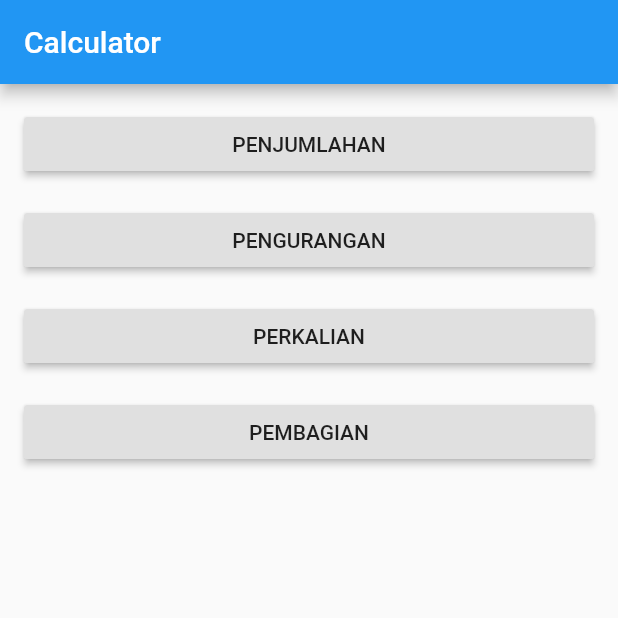
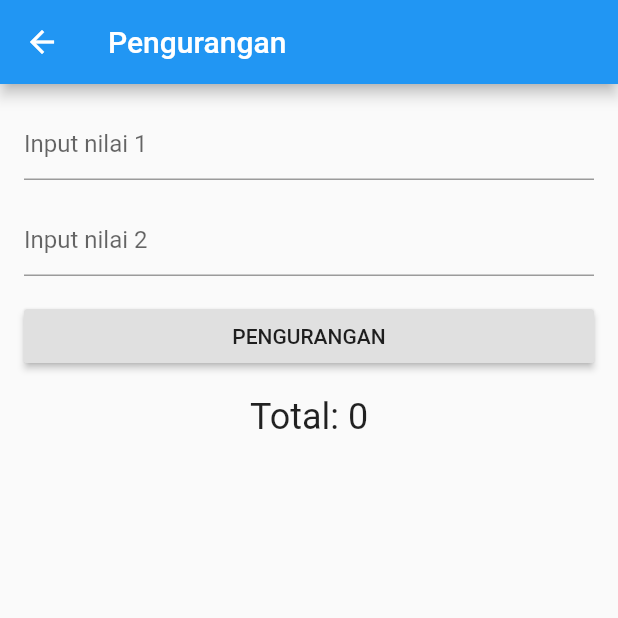
Before and after one commit to CoderJava/Calculator-App-Flutter, a Flutter app: the screen it shows after launch, after a tap on "PENGURANGAN", on a phone screen of 412 x 824 dp, the top half of it. Run offline on Flutter 3.47's test engine with Material 2 defaults, Android fonts, the phone set to English and light mode, and no system bars.

Commit message:
Add feature subtract, multiplication, and divide

```diff
--- a/lib/main.dart
+++ b/lib/main.dart
@@ -1,4 +1,4 @@
-import 'package:calculator_app/penjumlahan.dart';
+import 'package:calculator_app/perhitungan.dart';
 import 'package:flutter/material.dart';
 
 void main() => runApp(MainApp());
@@ -33,8 +33,10 @@ class HomeApp extends StatelessWidget {
                 ),
                 onPressed: () {
                   print("Button penjumlahan was tapped!");
-                  Navigator.push(context,
-                      MaterialPageRoute(builder: (context) => Penjumlahan()));
+                  Navigator.push(
+                      context,
+                      MaterialPageRoute(
+                          builder: (context) => Perhitungan("penjumlahan")));
                 },
               ),
             ),
@@ -49,6 +51,10 @@ class HomeApp extends StatelessWidget {
                   ),
                   onPressed: () {
                     print("Button pengurangan was tapped!");
+                    Navigator.push(
+                        context,
+                        MaterialPageRoute(
+                            builder: (context) => Perhitungan("pengurangan")));
                   },
                 ),
               ),
@@ -60,6 +66,10 @@ class HomeApp extends StatelessWidget {
                 child: RaisedButton(
                   onPressed: () {
                     print("Button perkalian was tapped!");
+                    Navigator.push(
+                        context,
+                        MaterialPageRoute(
+                            builder: (context) => Perhitungan("perkalian")));
                   },
                   child: Text(
                     "PERKALIAN",
@@ -75,6 +85,10 @@ class HomeApp extends StatelessWidget {
                 child: RaisedButton(
                   onPressed: () {
                     print("Button pembagian was tapped!");
+                    Navigator.push(
+                        context,
+                        MaterialPageRoute(
+                            builder: (context) => Perhitungan("pembagian")));
                   },
                   child: Text(
                     "PEMBAGIAN",
--- a/lib/penjumlahan.dart
+++ b/lib/perhitungan.dart
@@ -1,16 +1,48 @@
 import 'package:flutter/material.dart';
 
-class Penjumlahan extends StatefulWidget {
+class Perhitungan extends StatefulWidget {
+
+  String type;
+
+  Perhitungan(String type) {
+    this.type = type.toLowerCase();
+  }
+
   @override
-  PenjumlahanState createState() => PenjumlahanState();
+  PerhitunganState createState() => PerhitunganState(type);
+
 }
 
-class PenjumlahanState extends State<Penjumlahan> {
+class PerhitunganState extends State<Perhitungan> {
+  String type;
+  String titleToolbar;
   double _margin = 16.0;
   int total = 0;
 
   TextEditingController nilai1Controller = TextEditingController();
   TextEditingController nilai2Controller = TextEditingController();
+
+  PerhitunganState(this.type) {
+    switch (type) {
+      case "penjumlahan":
+        titleToolbar = "Penjumlahan";
+        break;
+      case "pengurangan":
+        titleToolbar = "Pengurangan";
+        break;
+      case "perkalian":
+        titleToolbar = "Perkalian";
+        break;
+      case "pembagian":
+        titleToolbar = "Pembagian";
+    }
+  }
+
+  String setTextButtonPerhitungan() {
+    if (type == "penjumlahan") {
+      return type.toUpperCase();
+    }
+  }
 
   @override
   Widget build(BuildContext context) {
@@ -18,7 +50,7 @@ class PenjumlahanState extends State<Penjumlahan> {
       debugShowCheckedModeBanner: false,
       home: Scaffold(
         appBar: AppBar(
-          title: Text("Penjumlahan"),
+          title: Text(titleToolbar),
           leading: IconButton(
               icon: Icon(Icons.arrow_back),
               onPressed: () => Navigator.of(context).pop()),
@@ -43,7 +75,9 @@ class PenjumlahanState extends State<Penjumlahan> {
                 child: SizedBox(
                   width: double.infinity,
                   child: RaisedButton(
-                    child: Text("JUMLAH"),
+                    child: Text(
+                      type.toUpperCase()
+                    ),
                     onPressed: () {
                       String strNilai1 = nilai1Controller.text;
                       String strNilai2 = nilai2Controller.text;
@@ -57,7 +91,15 @@ class PenjumlahanState extends State<Penjumlahan> {
                         setState(() {
                           int nilai1 = int.parse(strNilai1);
                           int nilai2 = int.parse(strNilai2);
-                          total = nilai1 + nilai2;
+                          if (type == "penjumlahan") {
+                            total = nilai1 + nilai2;
+                          } else if (type == "pengurangan") {
+                            total = nilai1 - nilai2;
+                          } else if (type == "perkalian") {
+                            total = nilai1 * nilai2;
+                          } else if (type == "pembagian") {
+                            total = nilai1 ~/ nilai2;
+                          }
                         });
                       }
                     },
```
